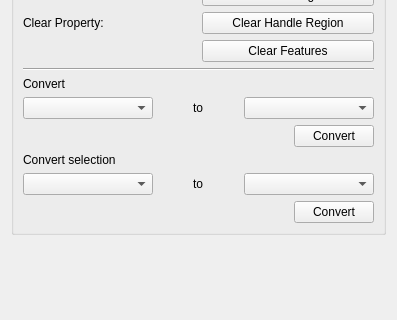
The window that Plugin-Selection/widgets/selectionControls.ui (ShenRen/OpenFlipper) describes before a commit, drawn with Qt 5; both pictures show x 0 to 397 and y 436 to 756 of the 397 by 934 pixel window.
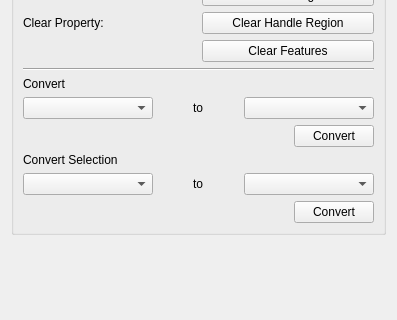
The same window after the commit.

Commit message: Spelling issue

Diff of the .ui file:
```diff
--- a/Plugin-Selection/widgets/selectionControls.ui
+++ b/Plugin-Selection/widgets/selectionControls.ui
@@ -588,7 +588,7 @@
            </size>
           </property>
           <property name="text">
-           <string>Convert selection</string>
+           <string>Convert Selection</string>
           </property>
          </widget>
         </item>
```
